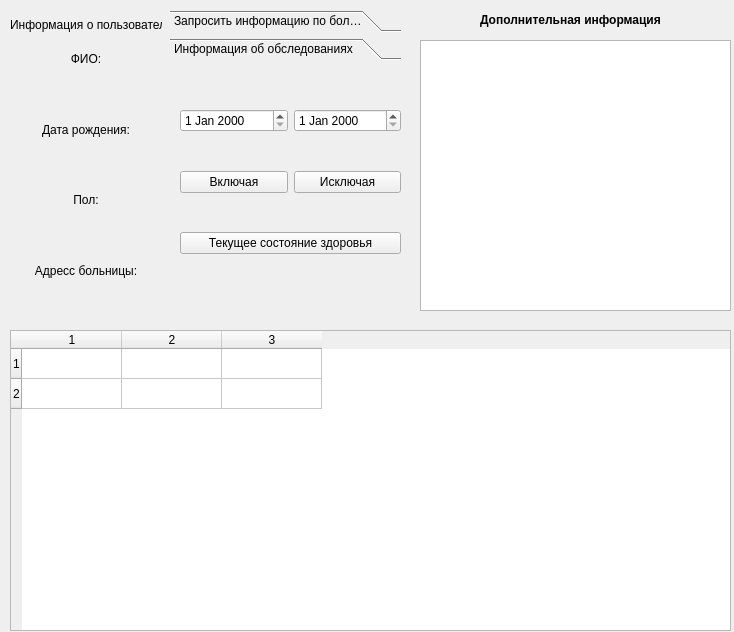
First picture: the form in client/gui/ui/user_window.ui, repository Banifest/HospitalDB, before the edit.
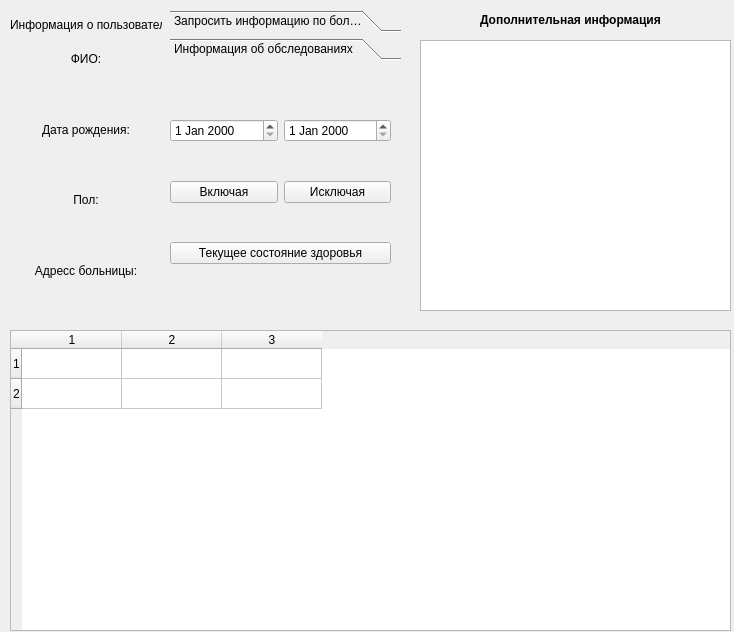
Second picture: the form after the edit. Icons and pictures are not drawn.

The edit to the form file:
```diff
--- a/client/gui/ui/user_window.ui
+++ b/client/gui/ui/user_window.ui
@@ -18,6 +18,1226 @@
              <normaloff>:/icon/resource/patient.png</normaloff>:/icon/resource/patient.png
          </iconset>
      </property>
+     <property name="styleSheet">
+         <string notr="true">QToolTip
+             {
+             border: 1px solid #76797C;
+             background-color: rgb(90, 102, 117);;
+             color: white;
+             padding: 5px;
+             opacity: 200;
+             }
+
+             QWidget
+             {
+             color: #eff0f1;
+             background-color: #31363b;
+             selection-background-color:#3daee9;
+             selection-color: #eff0f1;
+             background-clip: border;
+             border-image: none;
+             border: 0px transparent black;
+             outline: 0;
+             }
+
+             QWidget:item:hover
+             {
+             background-color: #18465d;
+             color: #eff0f1;
+             }
+
+             QWidget:item:selected
+             {
+             background-color: #18465d;
+             }
+
+             QCheckBox
+             {
+             spacing: 5px;
+             outline: none;
+             color: #eff0f1;
+             margin-bottom: 2px;
+             }
+
+             QCheckBox:disabled
+             {
+             color: #76797C;
+             }
+
+             QCheckBox::indicator,
+             QGroupBox::indicator
+             {
+             width: 18px;
+             height: 18px;
+             }
+             QGroupBox::indicator
+             {
+             margin-left: 2px;
+             }
+
+             QRadioButton
+             {
+             spacing: 5px;
+             outline: none;
+             color: #eff0f1;
+             margin-bottom: 2px;
+             }
+
+             QRadioButton:disabled
+             {
+             color: #76797C;
+             }
+             QRadioButton::indicator
+             {
+             width: 21px;
+             height: 21px;
+             }
+
+             QRadioButton::indicator:unchecked
+             {
+             image: url(:/qss_icons/rc/radio_unchecked.png);
+             }
+
+
+             QRadioButton::indicator:unchecked:hover,
+             QRadioButton::indicator:unchecked:focus,
+             QRadioButton::indicator:unchecked:pressed
+             {
+             border: none;
+             outline: none;
+             image: url(:/qss_icons/rc/radio_unchecked_focus.png);
+             }
+
+             QRadioButton::indicator:checked
+             {
+             border: none;
+             outline: none;
+             image: url(:/qss_icons/rc/radio_checked.png);
+             }
+
+             QRadioButton::indicator:checked:hover,
+             QRadioButton::indicator:checked:focus,
+             QRadioButton::indicator:checked:pressed
+             {
+             border: none;
+             outline: none;
+             image: url(:/qss_icons/rc/radio_checked_focus.png);
+             }
+
+             QRadioButton::indicator:checked:disabled
+             {
+             outline: none;
+             image: url(:/qss_icons/rc/radio_checked_disabled.png);
+             }
+
+             QRadioButton::indicator:unchecked:disabled
+             {
+             image: url(:/qss_icons/rc/radio_unchecked_disabled.png);
+             }
+
+
+             QMenuBar
+             {
+             background-color: #31363b;
+             color: #eff0f1;
+             }
+
+             QMenuBar::item
+             {
+             background: transparent;
+             }
+
+             QMenuBar::item:selected
+             {
+             background: transparent;
+             border: 1px solid #76797C;
+             }
+
+             QMenuBar::item:pressed
+             {
+             border: 1px solid #76797C;
+             background-color: #3daee9;
+             color: #eff0f1;
+             margin-bottom:-1px;
+             padding-bottom:1px;
+             }
+
+             QMenu
+             {
+             border: 1px solid #76797C;
+             color: #eff0f1;
+             margin: 2px;
+             }
+
+             QMenu::icon
+             {
+             margin: 5px;
+             }
+
+             QMenu::item
+             {
+             padding: 5px 30px 5px 30px;
+             border: 1px solid transparent; /* reserve space for selection border */
+             }
+
+             QMenu::item:selected
+             {
+             color: #eff0f1;
+             }
+
+             QMenu::separator {
+             height: 2px;
+             background: lightblue;
+             margin-left: 10px;
+             margin-right: 5px;
+             }
+
+             QMenu::indicator {
+             width: 18px;
+             height: 18px;
+             }
+
+             /* non-exclusive indicator = check box style indicator
+             (see QActionGroup::setExclusive) */
+             QMenu::indicator:non-exclusive:unchecked {
+             image: url(:/qss_icons/rc/checkbox_unchecked.png);
+             }
+
+             QMenu::indicator:non-exclusive:unchecked:selected {
+             image: url(:/qss_icons/rc/checkbox_unchecked_disabled.png);
+             }
+
+             QMenu::indicator:non-exclusive:checked {
+             image: url(:/qss_icons/rc/checkbox_checked.png);
+             }
+
+             QMenu::indicator:non-exclusive:checked:selected {
+             image: url(:/qss_icons/rc/checkbox_checked_disabled.png);
+             }
+
+             /* exclusive indicator = radio button style indicator (see QActionGroup::setExclusive) */
+             QMenu::indicator:exclusive:unchecked {
+             image: url(:/qss_icons/rc/radio_unchecked.png);
+             }
+
+             QMenu::indicator:exclusive:unchecked:selected {
+             image: url(:/qss_icons/rc/radio_unchecked_disabled.png);
+             }
+
+             QMenu::indicator:exclusive:checked {
+             image: url(:/qss_icons/rc/radio_checked.png);
+             }
+
+             QMenu::indicator:exclusive:checked:selected {
+             image: url(:/qss_icons/rc/radio_checked_disabled.png);
+             }
+
+             QMenu::right-arrow {
+             margin: 5px;
+             image: url(:/qss_icons/rc/right_arrow.png)
+             }
+
+
+             QWidget:disabled
+             {
+             color: #454545;
+             background-color: #31363b;
+             }
+
+             QAbstractItemView
+             {
+             alternate-background-color: #31363b;
+             color: #eff0f1;
+             border: 1px solid 3A3939;
+             border-radius: 2px;
+             }
+
+             QWidget:focus, QMenuBar:focus
+             {
+             border: 1px solid #3daee9;
+             }
+
+             QTabWidget:focus, QCheckBox:focus, QRadioButton:focus, QSlider:focus
+             {
+             border: none;
+             }
+
+             QLineEdit
+             {
+             background-color: #232629;
+             padding: 5px;
+             border-style: solid;
+             border: 1px solid #76797C;
+             border-radius: 2px;
+             color: #eff0f1;
+             }
+
+             QAbstractItemView QLineEdit
+             {
+             padding: 0;
+             }
+
+             QGroupBox {
+             border:1px solid #76797C;
+             border-radius: 2px;
+             margin-top: 20px;
+             }
+
+             QGroupBox::title {
+             subcontrol-origin: margin;
+             subcontrol-position: top center;
+             padding-left: 10px;
+             padding-right: 10px;
+             padding-top: 10px;
+             }
+
+             QAbstractScrollArea
+             {
+             border-radius: 2px;
+             border: 1px solid #76797C;
+             background-color: transparent;
+             }
+
+             QScrollBar:horizontal
+             {
+             height: 15px;
+             margin: 3px 15px 3px 15px;
+             border: 1px transparent #2A2929;
+             border-radius: 4px;
+             background-color: #2A2929;
+             }
+
+             QScrollBar::handle:horizontal
+             {
+             background-color: #605F5F;
+             min-width: 5px;
+             border-radius: 4px;
+             }
+
+             QScrollBar::add-line:horizontal
+             {
+             margin: 0px 3px 0px 3px;
+             border-image: url(:/qss_icons/rc/right_arrow_disabled.png);
+             width: 10px;
+             height: 10px;
+             subcontrol-position: right;
+             subcontrol-origin: margin;
+             }
+
+             QScrollBar::sub-line:horizontal
+             {
+             margin: 0px 3px 0px 3px;
+             border-image: url(:/qss_icons/rc/left_arrow_disabled.png);
+             height: 10px;
+             width: 10px;
+             subcontrol-position: left;
+             subcontrol-origin: margin;
+             }
+
+             QScrollBar::add-line:horizontal:hover,QScrollBar::add-line:horizontal:on
+             {
+             border-image: url(:/qss_icons/rc/right_arrow.png);
+             height: 10px;
+             width: 10px;
+             subcontrol-position: right;
+             subcontrol-origin: margin;
+             }
+
+
+             QScrollBar::sub-line:horizontal:hover, QScrollBar::sub-line:horizontal:on
+             {
+             border-image: url(:/qss_icons/rc/left_arrow.png);
+             height: 10px;
+             width: 10px;
+             subcontrol-position: left;
+             subcontrol-origin: margin;
+             }
+
+             QScrollBar::up-arrow:horizontal, QScrollBar::down-arrow:horizontal
+             {
+             background: none;
+             }
+
+
+             QScrollBar::add-page:horizontal, QScrollBar::sub-page:horizontal
+             {
+             background: none;
+             }
+
+             QScrollBar:vertical
+             {
+             background-color: #2A2929;
+             width: 15px;
+             margin: 15px 3px 15px 3px;
+             border: 1px transparent #2A2929;
+             border-radius: 4px;
+             }
+
+             QScrollBar::handle:vertical
+             {
+             background-color: #605F5F;
+             min-height: 5px;
+             border-radius: 4px;
+             }
+
+             QScrollBar::sub-line:vertical
+             {
+             margin: 3px 0px 3px 0px;
+             border-image: url(:/qss_icons/rc/up_arrow_disabled.png);
+             height: 10px;
+             width: 10px;
+             subcontrol-position: top;
+             subcontrol-origin: margin;
+             }
+
+             QScrollBar::add-line:vertical
+             {
+             margin: 3px 0px 3px 0px;
+             border-image: url(:/qss_icons/rc/down_arrow_disabled.png);
+             height: 10px;
+             width: 10px;
+             subcontrol-position: bottom;
+             subcontrol-origin: margin;
+             }
+
+             QScrollBar::sub-line:vertical:hover,QScrollBar::sub-line:vertical:on
+             {
+
+             border-image: url(:/qss_icons/rc/up_arrow.png);
+             height: 10px;
+             width: 10px;
+             subcontrol-position: top;
+             subcontrol-origin: margin;
+             }
+
+
+             QScrollBar::add-line:vertical:hover, QScrollBar::add-line:vertical:on
+             {
+             border-image: url(:/qss_icons/rc/down_arrow.png);
+             height: 10px;
+             width: 10px;
+             subcontrol-position: bottom;
+             subcontrol-origin: margin;
+             }
+
+             QScrollBar::up-arrow:vertical, QScrollBar::down-arrow:vertical
+             {
+             background: none;
+             }
+
+
+             QScrollBar::add-page:vertical, QScrollBar::sub-page:vertical
+             {
+             background: none;
+             }
+
+             QTextEdit
+             {
+             background-color: #232629;
+             color: #eff0f1;
+             border: 1px solid #76797C;
+             }
+
+             QPlainTextEdit
+             {
+             background-color: #232629;;
+             color: #eff0f1;
+             border-radius: 2px;
+             border: 1px solid #76797C;
+             }
+
+             QHeaderView::section
+             {
+             background-color: #76797C;
+             color: #eff0f1;
+             padding: 5px;
+             border: 1px solid #76797C;
+             }
+
+             QSizeGrip {
+             image: url(:/qss_icons/rc/sizegrip.png);
+             width: 12px;
+             height: 12px;
+             }
+
+
+             QMainWindow::separator
+             {
+             background-color: #31363b;
+             color: white;
+             padding-left: 4px;
+             spacing: 2px;
+             border: 1px dashed #76797C;
+             }
+
+             QMainWindow::separator:hover
+             {
+
+             background-color: #787876;
+             color: white;
+             padding-left: 4px;
+             border: 1px solid #76797C;
+             spacing: 2px;
+             }
+
+
+             QMenu::separator
+             {
+             height: 1px;
+             background-color: #76797C;
+             color: white;
+             padding-left: 4px;
+             margin-left: 10px;
+             margin-right: 5px;
+             }
+
+
+             QFrame
+             {
+             border-radius: 2px;
+             border: 1px solid #76797C;
+             }
+
+             QFrame[frameShape=&quot;0&quot;]
+             {
+             border-radius: 2px;
+             border: 1px transparent #76797C;
+             }
+
+             QStackedWidget
+             {
+             border: 1px transparent black;
+             }
+
+             QToolBar {
+             border: 1px transparent #393838;
+             background: 1px solid #31363b;
+             font-weight: bold;
+             }
+
+             QToolBar::handle:horizontal {
+             image: url(:/qss_icons/rc/Hmovetoolbar.png);
+             }
+             QToolBar::handle:vertical {
+             image: url(:/qss_icons/rc/Vmovetoolbar.png);
+             }
+             QToolBar::separator:horizontal {
+             image: url(:/qss_icons/rc/Hsepartoolbar.png);
+             }
+             QToolBar::separator:vertical {
+             image: url(:/qss_icons/rc/Vsepartoolbar.png);
+             }
+             QToolButton#qt_toolbar_ext_button {
+             background: #58595a
+             }
+
+             QPushButton
+             {
+             color: #eff0f1;
+             background-color: #31363b;
+             border-width: 1px;
+             border-color: #76797C;
+             border-style: solid;
+             padding: 5px;
+             border-radius: 2px;
+             outline: none;
+             }
+
+             QPushButton:disabled
+             {
+             background-color: #31363b;
+             border-width: 1px;
+             border-color: #454545;
+             border-style: solid;
+             padding-top: 5px;
+             padding-bottom: 5px;
+             padding-left: 10px;
+             padding-right: 10px;
+             border-radius: 2px;
+             color: #454545;
+             }
+
+             QPushButton:focus {
+             background-color: #3daee9;
+             color: white;
+             }
+
+             QPushButton:pressed
+             {
+             background-color: #3daee9;
+             padding-top: -15px;
+             padding-bottom: -17px;
+             }
+
+             QComboBox
+             {
+             selection-background-color: #3daee9;
+             border-style: solid;
+             border: 1px solid #76797C;
+             border-radius: 2px;
+             padding: 5px;
+             min-width: 75px;
+             }
+
+             QPushButton:checked{
+             background-color: #76797C;
+             border-color: #6A6969;
+             }
+
+             QComboBox:hover,QPushButton:hover,QAbstractSpinBox:hover,QLineEdit:hover,QTextEdit:hover,QPlainTextEdit:hover,QAbstractView:hover,QTreeView:hover
+             {
+             border: 1px solid #3daee9;
+             color: #eff0f1;
+             }
+
+             QComboBox:on
+             {
+             padding-top: 3px;
+             padding-left: 4px;
+             selection-background-color: #4a4a4a;
+             }
+
+             QComboBox QAbstractItemView
+             {
+             background-color: #232629;
+             border-radius: 2px;
+             border: 1px solid #76797C;
+             selection-background-color: #18465d;
+             }
+
+             QComboBox::drop-down
+             {
+             subcontrol-origin: padding;
+             subcontrol-position: top right;
+             width: 15px;
+
+             border-left-width: 0px;
+             border-left-color: darkgray;
+             border-left-style: solid;
+             border-top-right-radius: 3px;
+             border-bottom-right-radius: 3px;
+             }
+
+             QComboBox::down-arrow
+             {
+             image: url(:/qss_icons/rc/down_arrow_disabled.png);
+             }
+
+             QComboBox::down-arrow:on, QComboBox::down-arrow:hover,
+             QComboBox::down-arrow:focus
+             {
+             image: url(:/qss_icons/rc/down_arrow.png);
+             }
+
+             QAbstractSpinBox {
+             padding: 5px;
+             border: 1px solid #76797C;
+             background-color: #232629;
+             color: #eff0f1;
+             border-radius: 2px;
+             min-width: 75px;
+             }
+
+             QAbstractSpinBox:up-button
+             {
+             background-color: transparent;
+             subcontrol-origin: border;
+             subcontrol-position: center right;
+             }
+
+             QAbstractSpinBox:down-button
+             {
+             background-color: transparent;
+             subcontrol-origin: border;
+             subcontrol-position: center left;
+             }
+
+             QAbstractSpinBox::up-arrow,QAbstractSpinBox::up-arrow:disabled,QAbstractSpinBox::up-arrow:off {
+             image: url(:/qss_icons/rc/up_arrow_disabled.png);
+             width: 10px;
+             height: 10px;
+             }
+             QAbstractSpinBox::up-arrow:hover
+             {
+             image: url(:/qss_icons/rc/up_arrow.png);
+             }
+
+
+             QAbstractSpinBox::down-arrow,QAbstractSpinBox::down-arrow:disabled,QAbstractSpinBox::down-arrow:off
+             {
+             image: url(:/qss_icons/rc/down_arrow_disabled.png);
+             width: 10px;
+             height: 10px;
+             }
+             QAbstractSpinBox::down-arrow:hover
+             {
+             image: url(:/qss_icons/rc/down_arrow.png);
+             }
+
+
+             QLabel
+             {
+             border: 0px solid black;
+             }
+
+             QTabWidget{
+             border: 0px transparent black;
+             }
+
+             QTabWidget::pane {
+             border: 1px solid #76797C;
+             padding: 5px;
+             margin: 0px;
+             }
+
+             QTabWidget::tab-bar {
+             left: 5px; /* move to the right by 5px */
+             }
+
+             QTabBar
+             {
+             qproperty-drawBase: 0;
+             border-radius: 3px;
+             }
+
+             QTabBar:focus
+             {
+             border: 0px transparent black;
+             }
+
+             QTabBar::close-button {
+             image: url(:/qss_icons/rc/close.png);
+             background: transparent;
+             }
+
+             QTabBar::close-button:hover
+             {
+             image: url(:/qss_icons/rc/close-hover.png);
+             background: transparent;
+             }
+
+             QTabBar::close-button:pressed {
+             image: url(:/qss_icons/rc/close-pressed.png);
+             background: transparent;
+             }
+
+             /* TOP TABS */
+             QTabBar::tab:top {
+             color: #eff0f1;
+             border: 1px solid #76797C;
+             border-bottom: 1px transparent black;
+             background-color: #31363b;
+             padding: 5px;
+             min-width: 50px;
+             border-top-left-radius: 2px;
+             border-top-right-radius: 2px;
+             }
+
+             QTabBar::tab:top:!selected
+             {
+             color: #eff0f1;
+             background-color: #54575B;
+             border: 1px solid #76797C;
+             border-bottom: 1px transparent black;
+             border-top-left-radius: 2px;
+             border-top-right-radius: 2px;
+             }
+
+             QTabBar::tab:top:!selected:hover {
+             background-color: #3daee9;
+             }
+
+             /* BOTTOM TABS */
+             QTabBar::tab:bottom {
+             color: #eff0f1;
+             border: 1px solid #76797C;
+             border-top: 1px transparent black;
+             background-color: #31363b;
+             padding: 5px;
+             border-bottom-left-radius: 2px;
+             border-bottom-right-radius: 2px;
+             min-width: 50px;
+             }
+
+             QTabBar::tab:bottom:!selected
+             {
+             color: #eff0f1;
+             background-color: #54575B;
+             border: 1px solid #76797C;
+             border-top: 1px transparent black;
+             border-bottom-left-radius: 2px;
+             border-bottom-right-radius: 2px;
+             }
+
+             QTabBar::tab:bottom:!selected:hover {
+             background-color: #3daee9;
+             }
+
+             /* LEFT TABS */
+             QTabBar::tab:left {
+             color: #eff0f1;
+             border: 1px solid #76797C;
+             border-left: 1px transparent black;
+             background-color: #31363b;
+             padding: 5px;
+             border-top-right-radius: 2px;
+             border-bottom-right-radius: 2px;
+             min-height: 50px;
+             }
+
+             QTabBar::tab:left:!selected
+             {
+             color: #eff0f1;
+             background-color: #54575B;
+             border: 1px solid #76797C;
+             border-left: 1px transparent black;
+             border-top-right-radius: 2px;
+             border-bottom-right-radius: 2px;
+             }
+
+             QTabBar::tab:left:!selected:hover {
+             background-color: #3daee9;
+             }
+
+
+             /* RIGHT TABS */
+             QTabBar::tab:right {
+             color: #eff0f1;
+             border: 1px solid #76797C;
+             border-right: 1px transparent black;
+             background-color: #31363b;
+             padding: 5px;
+             border-top-left-radius: 2px;
+             border-bottom-left-radius: 2px;
+             min-height: 50px;
+             }
+
+             QTabBar::tab:right:!selected
+             {
+             color: #eff0f1;
+             background-color: #54575B;
+             border: 1px solid #76797C;
+             border-right: 1px transparent black;
+             border-top-left-radius: 2px;
+             border-bottom-left-radius: 2px;
+             }
+
+             QTabBar::tab:right:!selected:hover {
+             background-color: #3daee9;
+             }
+
+             QTabBar QToolButton::right-arrow:enabled {
+             image: url(:/qss_icons/rc/right_arrow.png);
+             }
+
+             QTabBar QToolButton::left-arrow:enabled {
+             image: url(:/qss_icons/rc/left_arrow.png);
+             }
+
+             QTabBar QToolButton::right-arrow:disabled {
+             image: url(:/qss_icons/rc/right_arrow_disabled.png);
+             }
+
+             QTabBar QToolButton::left-arrow:disabled {
+             image: url(:/qss_icons/rc/left_arrow_disabled.png);
+             }
+
+
+             QDockWidget {
+             background: #31363b;
+             border: 1px solid #403F3F;
+             titlebar-close-icon: url(:/qss_icons/rc/close.png);
+             titlebar-normal-icon: url(:/qss_icons/rc/undock.png);
+             }
+
+             QDockWidget::close-button, QDockWidget::float-button {
+             border: 1px solid transparent;
+             border-radius: 2px;
+             background: transparent;
+             }
+
+             QDockWidget::close-button:hover, QDockWidget::float-button:hover {
+             background: rgba(255, 255, 255, 10);
+             }
+
+             QDockWidget::close-button:pressed, QDockWidget::float-button:pressed {
+             padding: 1px -1px -1px 1px;
+             background: rgba(255, 255, 255, 10);
+             }
+
+             QTreeView, QListView
+             {
+             border: 1px solid #76797C;
+             background-color: #232629;
+             }
+
+             QTreeView:branch:selected, QTreeView:branch:hover
+             {
+             background: url(:/qss_icons/rc/transparent.png);
+             }
+
+             QTreeView::branch:has-siblings:!adjoins-item {
+             border-image: url(:/qss_icons/rc/transparent.png);
+             }
+
+             QTreeView::branch:has-siblings:adjoins-item {
+             border-image: url(:/qss_icons/rc/transparent.png);
+             }
+
+             QTreeView::branch:!has-children:!has-siblings:adjoins-item {
+             border-image: url(:/qss_icons/rc/transparent.png);
+             }
+
+             QTreeView::branch:has-children:!has-siblings:closed,
+             QTreeView::branch:closed:has-children:has-siblings {
+             image: url(:/qss_icons/rc/branch_closed.png);
+             }
+
+             QTreeView::branch:open:has-children:!has-siblings,
+             QTreeView::branch:open:has-children:has-siblings {
+             image: url(:/qss_icons/rc/branch_open.png);
+             }
+
+             QTreeView::branch:has-children:!has-siblings:closed:hover,
+             QTreeView::branch:closed:has-children:has-siblings:hover {
+             image: url(:/qss_icons/rc/branch_closed-on.png);
+             }
+
+             QTreeView::branch:open:has-children:!has-siblings:hover,
+             QTreeView::branch:open:has-children:has-siblings:hover {
+             image: url(:/qss_icons/rc/branch_open-on.png);
+             }
+
+             QListView::item:!selected:hover, QTreeView::item:!selected:hover {
+             background: #18465d;
+             outline: 0;
+             color: #eff0f1
+             }
+
+             QListView::item:selected:hover, QTreeView::item:selected:hover {
+             background: #287399;
+             color: #eff0f1;
+             }
+
+             QTreeView::indicator:checked, QListView::indicator:checked
+             {
+             image: url(:/qss_icons/rc/checkbox_checked.png);
+             }
+
+             QTreeView::indicator:checked, QListView::indicator:checked
+             {
+             image: url(:/qss_icons/rc/checkbox_unchecked.png);
+             }
+
+             QTreeView::indicator:checked:hover,
+             QTreeView::indicator:checked:focus,
+             QTreeView::indicator:checked:pressed,
+             QListView::indicator:checked:hover,
+             QListView::indicator:checked:focus,
+             QListView::indicator:checked:pressed
+             {
+             image: url(:/qss_icons/rc/checkbox_checked_focus.png);
+             }
+
+             QTreeView::indicator:unchecked:hover,
+             QTreeView::indicator:unchecked:focus,
+             QTreeView::indicator:unchecked:pressed,
+             QListView::indicator:unchecked:hover,
+             QListView::indicator:unchecked:focus,
+             QListView::indicator:unchecked:pressed
+             {
+             image: url(:/qss_icons/rc/checkbox_unchecked_focus.png);
+             }
+
+             QSlider::groove:horizontal {
+             border: 1px solid #565a5e;
+             height: 4px;
+             background: #565a5e;
+             margin: 0px;
+             border-radius: 2px;
+             }
+
+             QSlider::handle:horizontal {
+             background: #232629;
+             border: 1px solid #565a5e;
+             width: 16px;
+             height: 16px;
+             margin: -8px 0;
+             border-radius: 9px;
+             }
+
+             QSlider::groove:vertical {
+             border: 1px solid #565a5e;
+             width: 4px;
+             background: #565a5e;
+             margin: 0px;
+             border-radius: 3px;
+             }
+
+             QSlider::handle:vertical {
+             background: #232629;
+             border: 1px solid #565a5e;
+             width: 16px;
+             height: 16px;
+             margin: 0 -8px;
+             border-radius: 9px;
+             }
+
+             QToolButton {
+             background-color: transparent;
+             border: 1px transparent #76797C;
+             border-radius: 2px;
+             margin: 3px;
+             padding: 5px;
+             }
+
+             QToolButton[popupMode=&quot;1&quot;] { /* only for MenuButtonPopup */
+             padding-right: 20px; /* make way for the popup button */
+             border: 1px #76797C;
+             border-radius: 5px;
+             }
+
+             QToolButton[popupMode=&quot;2&quot;] { /* only for InstantPopup */
+             padding-right: 10px; /* make way for the popup button */
+             border: 1px #76797C;
+             }
+
+
+             QToolButton:hover, QToolButton::menu-button:hover {
+             background-color: transparent;
+             border: 1px solid #3daee9;
+             padding: 5px;
+             }
+
+             QToolButton:checked, QToolButton:pressed,
+             QToolButton::menu-button:pressed {
+             background-color: #3daee9;
+             border: 1px solid #3daee9;
+             padding: 5px;
+             }
+
+             /* the subcontrol below is used only in the InstantPopup or DelayedPopup mode */
+             QToolButton::menu-indicator {
+             image: url(:/qss_icons/rc/down_arrow.png);
+             top: -7px; left: -2px; /* shift it a bit */
+             }
+
+             /* the subcontrols below are used only in the MenuButtonPopup mode */
+             QToolButton::menu-button {
+             border: 1px transparent #76797C;
+             border-top-right-radius: 6px;
+             border-bottom-right-radius: 6px;
+             /* 16px width + 4px for border = 20px allocated above */
+             width: 16px;
+             outline: none;
+             }
+
+             QToolButton::menu-arrow {
+             image: url(:/qss_icons/rc/down_arrow.png);
+             }
+
+             QToolButton::menu-arrow:open {
+             border: 1px solid #76797C;
+             }
+
+             QPushButton::menu-indicator {
+             subcontrol-origin: padding;
+             subcontrol-position: bottom right;
+             left: 8px;
+             }
+
+             QTableView
+             {
+             border: 1px solid #76797C;
+             gridline-color: #31363b;
+             background-color: #232629;
+             }
+
+
+             QTableView, QHeaderView
+             {
+             border-radius: 0px;
+             }
+
+             QTableView::item:pressed, QListView::item:pressed, QTreeView::item:pressed {
+             background: #18465d;
+             color: #eff0f1;
+             }
+
+             QTableView::item:selected:active, QTreeView::item:selected:active, QListView::item:selected:active {
+             background: #287399;
+             color: #eff0f1;
+             }
+
+
+             QHeaderView
+             {
+             background-color: #31363b;
+             border: 1px transparent;
+             border-radius: 0px;
+             margin: 0px;
+             padding: 0px;
+
+             }
+
+             QHeaderView::section {
+             background-color: #31363b;
+             color: #eff0f1;
+             padding: 5px;
+             border: 1px solid #76797C;
+             border-radius: 0px;
+             text-align: center;
+             }
+
+             QHeaderView::section::vertical::first, QHeaderView::section::vertical::only-one
+             {
+             border-top: 1px solid #76797C;
+             }
+
+             QHeaderView::section::vertical
+             {
+             border-top: transparent;
+             }
+
+             QHeaderView::section::horizontal::first, QHeaderView::section::horizontal::only-one
+             {
+             border-left: 1px solid #76797C;
+             }
+
+             QHeaderView::section::horizontal
+             {
+             border-left: transparent;
+             }
+
+
+             QHeaderView::section:checked
+             {
+             color: white;
+             background-color: #334e5e;
+             }
+
+             /* style the sort indicator */
+             QHeaderView::down-arrow {
+             image: url(:/qss_icons/rc/down_arrow.png);
+             }
+
+             QHeaderView::up-arrow {
+             image: url(:/qss_icons/rc/up_arrow.png);
+             }
+
+
+             QTableCornerButton::section {
+             background-color: #31363b;
+             border: 1px transparent #76797C;
+             border-radius: 0px;
+             }
+
+             QToolBox {
+             padding: 5px;
+             border: 1px transparent black;
+             }
+
+             QToolBox::tab {
+             color: #eff0f1;
+             background-color: #31363b;
+             border: 1px solid #76797C;
+             border-bottom: 1px transparent #31363b;
+             border-top-left-radius: 5px;
+             border-top-right-radius: 5px;
+             }
+
+             QToolBox::tab:selected { /* italicize selected tabs */
+             font: italic;
+             background-color: #31363b;
+             border-color: #3daee9;
+             }
+
+             QStatusBar::item {
+             border: 0px transparent dark;
+             }
+
+
+             QFrame[height=&quot;3&quot;], QFrame[width=&quot;3&quot;] {
+             background-color: #76797C;
+             }
+
+
+             QSplitter::handle {
+             border: 1px dashed #76797C;
+             }
+
+             QSplitter::handle:hover {
+             background-color: #787876;
+             border: 1px solid #76797C;
+             }
+
+             QSplitter::handle:horizontal {
+             width: 1px;
+             }
+
+             QSplitter::handle:vertical {
+             height: 1px;
+             }
+
+             QProgressBar {
+             border: 1px solid #76797C;
+             border-radius: 5px;
+             text-align: center;
+             }
+
+             QProgressBar::chunk {
+             background-color: #05B8CC;
+             }
+
+             QDateEdit
+             {
+             selection-background-color: #3daee9;
+             border-style: solid;
+             border: 1px solid #3375A3;
+             border-radius: 2px;
+             padding: 1px;
+             min-width: 75px;
+             }
+
+             QDateEdit:on
+             {
+             padding-top: 3px;
+             padding-left: 4px;
+             selection-background-color: #4a4a4a;
+             }
+
+             QDateEdit QAbstractItemView
+             {
+             background-color: #232629;
+             border-radius: 2px;
+             border: 1px solid #3375A3;
+             selection-background-color: #3daee9;
+             }
+
+             QDateEdit::drop-down
+             {
+             subcontrol-origin: padding;
+             subcontrol-position: top right;
+             width: 15px;
+             border-left-width: 0px;
+             border-left-color: darkgray;
+             border-left-style: solid;
+             border-top-right-radius: 3px;
+             border-bottom-right-radius: 3px;
+             }
+
+             QDateEdit::down-arrow
+             {
+             image: url(:/qss_icons/rc/down_arrow_disabled.png);
+             }
+
+             QDateEdit::down-arrow:on, QDateEdit::down-arrow:hover,
+             QDateEdit::down-arrow:focus
+             {
+             image: url(:/qss_icons/rc/down_arrow.png);
+             }
+         </string>
+     </property>
   <widget class="QWidget" name="verticalLayoutWidget">
    <property name="geometry">
     <rect>
@@ -194,8 +1414,8 @@
                  <rect>
                      <x>0</x>
                      <y>0</y>
-                     <width>231</width>
-                     <height>257</height>
+                     <width>221</width>
+                     <height>247</height>
                  </rect>
              </property>
              <attribute name="label">
@@ -204,8 +1424,8 @@
              <widget class="QWidget" name="layoutWidget">
                  <property name="geometry">
                      <rect>
-                         <x>10</x>
-                         <y>10</y>
+                         <x>0</x>
+                         <y>20</y>
                          <width>221</width>
                          <height>212</height>
                      </rect>
```
Left out of the diff: 6 changed lines with no effect on the pictures.
